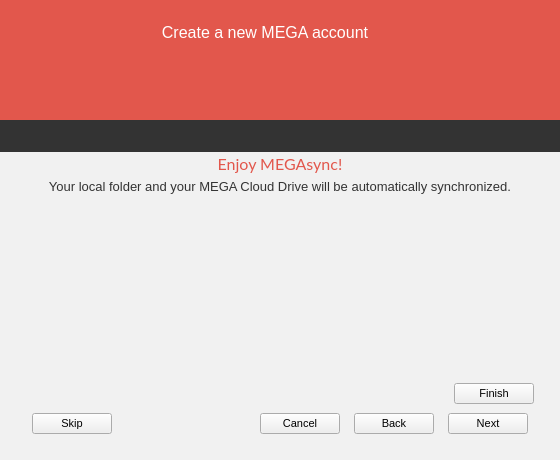
Qt form src/MEGASync/gui/linux/SetupWizard.ui (meganz/MEGAsync) before a commit.
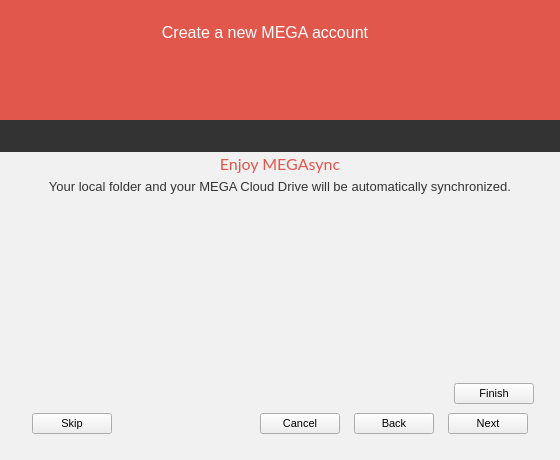
The same form after that commit. The open tabs and pages were chosen to show the change. Icons and pictures are not drawn. Custom widgets are drawn as their Qt base class.

What changed in the file:
```diff
--- a/src/MEGASync/gui/linux/SetupWizard.ui
+++ b/src/MEGASync/gui/linux/SetupWizard.ui
@@ -2096,7 +2096,7 @@
 }</string>
          </property>
          <property name="text">
-          <string>Enjoy MEGAsync!</string>
+          <string>Enjoy MEGAsync</string>
          </property>
          <property name="alignment">
           <set>Qt::AlignHCenter|Qt::AlignTop</set>
```
